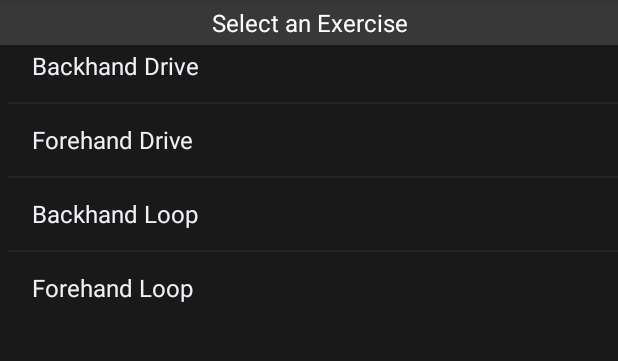
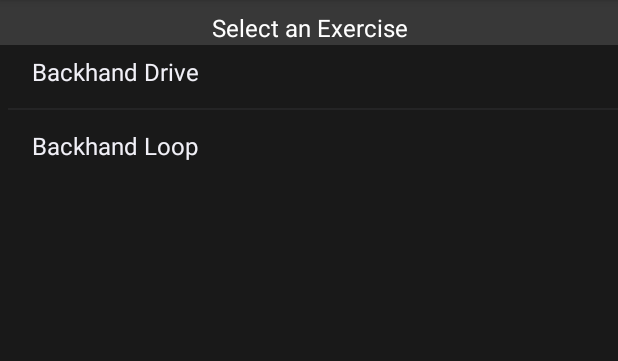
Before and after one commit to Srikanth-AD/AndroidWear-TableTennisTechnique, an Android app: the screen it shows after launch (MainActivity), on a phone screen of 412 x 824 dp, the part 84-445 px from its top. Run offline under Robolectric (Android 15) with nearby library versions, the phone set to English and light mode, and no system bars.

Commit message:
Minor layout adjust for 'select an exercise' screen view

```diff
--- a/build.gradle
+++ b/build.gradle
@@ -7,7 +7,7 @@ buildscript {
         jcenter()
     }
     dependencies {
-        classpath 'com.android.tools.build:gradle:3.1.2'
+        classpath 'com.android.tools.build:gradle:3.1.3'
 
 
         // NOTE: Do not place your application dependencies here; they belong
--- a/wear/build.gradle
+++ b/wear/build.gradle
@@ -6,8 +6,8 @@ android {
         applicationId "me.srikanth.myapplication"
         minSdkVersion 25
         targetSdkVersion 26
-        versionCode 1
-        versionName "1.0"
+        versionCode 3
+        versionName "2.1"
     }
     buildTypes {
         release {
--- a/wear/src/main/java/me/srikanth/myapplication/activities/DetectForwardUpwardMove.java
+++ b/wear/src/main/java/me/srikanth/myapplication/activities/DetectForwardUpwardMove.java
@@ -182,7 +182,7 @@ public class DetectForwardUpwardMove extends FragmentActivity {
         // trigger vibration only for rescues in backhand drive
         if (mModel.getCurrentExercise().getValue() != null &&
                 mModel.getCurrentExercise().getValue().equals(SharedViewModel.EXERCISE_BACKHAND_DRIVE)) {
-            Utils.triggerVibration(this);
+            //Utils.triggerVibration(this);
         }
         rescueCount++;
         mModel.getRescueCount().setValue(rescueCount);
--- a/wear/src/main/java/me/srikanth/myapplication/fragments/CountersFragment.java
+++ b/wear/src/main/java/me/srikanth/myapplication/fragments/CountersFragment.java
@@ -42,7 +42,7 @@ public class CountersFragment extends Fragment {
                 switch (s) {
                     case SharedViewModel.EXERCISE_BACKHAND_DRIVE:
                         stat1LabelTextView.setText(R.string.drive);
-                        stat2LabelTextView.setText(R.string.rescue);
+                        stat2LabelTextView.setText(R.string.loop_drive);
                         break;
 
                     case SharedViewModel.EXERCISE_FOREHAND_DRIVE:
--- a/wear/src/main/res/layout/activity_summary.xml
+++ b/wear/src/main/res/layout/activity_summary.xml
@@ -112,7 +112,7 @@
                         <LinearLayout
                             android:layout_width="match_parent"
                             android:layout_height="wrap_content"
-                            android:layout_marginBottom="5dp"
+                            android:layout_marginBottom="15dp"
                             android:orientation="vertical">
                                 <TextView
                                     android:id="@+id/avgPeakAccelerationLabel"
--- a/wear/src/main/res/layout/layout_main.xml
+++ b/wear/src/main/res/layout/layout_main.xml
@@ -2,11 +2,13 @@
 <RelativeLayout xmlns:android="http://schemas.android.com/apk/res/android"
     android:layout_width="match_parent"
     android:layout_height="match_parent"
+    android:padding="0dp"
     android:background="@color/black">
     <TextView
         android:id="@+id/headingText"
         android:layout_width="match_parent"
         android:textSize="@dimen/heading_text_font_size"
+        android:paddingTop="7dp"
         android:layout_height="30dp"
         android:layout_alignParentStart="true"
         android:layout_alignParentTop="true"
@@ -23,5 +25,5 @@
         android:layout_width="wrap_content"
         android:layout_marginStart="5dp"
         android:layout_height="wrap_content"
-        android:layout_marginTop="20dp" />
+        android:layout_marginTop="24dp" />
 </RelativeLayout>
--- a/wear/src/main/res/values/strings.xml
+++ b/wear/src/main/res/values/strings.xml
@@ -30,8 +30,8 @@
     <string name="h_m_s">h:m:s</string>
     <string-array name="tabletennis_exercises">
         <item>Backhand Drive</item>
-        <item>Forehand Drive</item>
+        <!--<item>Forehand Drive</item>-->
         <item>Backhand Loop</item>
-        <item>Forehand Loop</item>
+        <!--<item>Forehand Loop</item>-->
     </string-array>
 </resources>
```
Also changed, not shown: wear/src/main/java/me/srikanth/myapplication/activities/SummaryActivity.java (+1 -8 lines).
